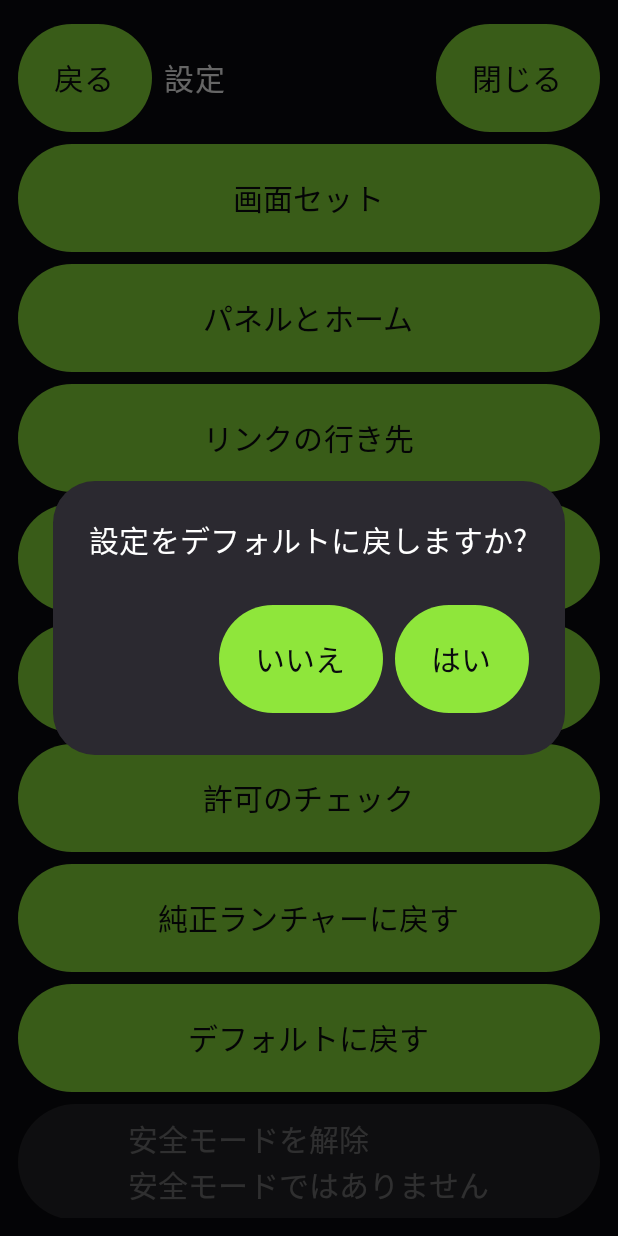
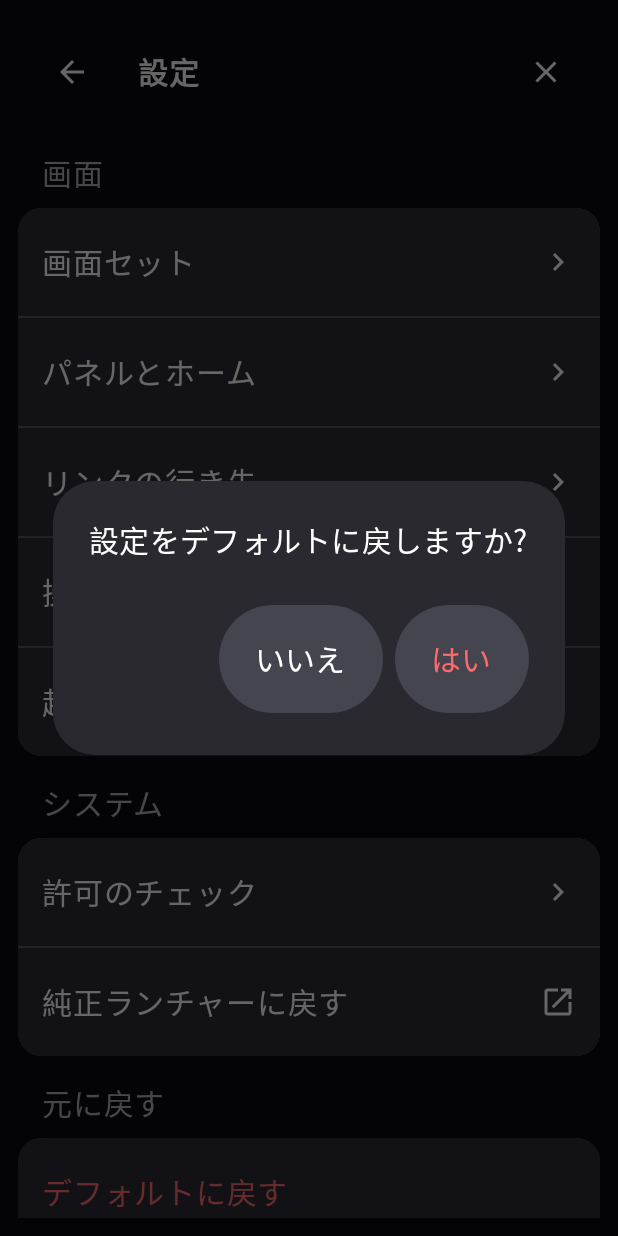
Before and after one commit to munder-sa/YLuncher, an Android app built with Jetpack Compose: the SettingsActivity screen opened directly, with no data from a screen before it, after a tap on "デフォルトに戻す", on a phone screen of 412 x 824 dp. Run offline under Robolectric (Android 15) with nearby library versions, the phone set to English and light mode, and no system bars; pictures from the network do not load.

Commit message:
feat(settings): 設定画面の見た目を役割で見分けられる形にする(Task 052)
一覧は区分ごとの行(右向きの矢印)、主な操作だけ塗りつぶし、
取り消せない操作は赤い文字、選択肢は選択中だけ塗りつぶし。上のバーはアイコン。

Co-Authored-By: Claude Opus 5.5 <noreply@anthropic.com>
Claude-Session: https://claude.ai/code/session_01MFkAGtNZxUz7c7WRYytmVd

```diff
--- a/app/src/main/java/com/gt8d/launcher/settings/SettingsScreen.kt
+++ b/app/src/main/java/com/gt8d/launcher/settings/SettingsScreen.kt
@@ -4,17 +4,14 @@ import android.content.Context
 import android.content.Intent
 import android.provider.Settings
 import androidx.activity.compose.BackHandler
-import com.gt8d.launcher.ui.layout.OneLineText
 import androidx.compose.foundation.background
 import androidx.compose.foundation.layout.*
 import androidx.compose.foundation.rememberScrollState
 import androidx.compose.foundation.verticalScroll
 import androidx.compose.material3.AlertDialog
-import androidx.compose.material3.Button
 import androidx.compose.material3.MaterialTheme
 import androidx.compose.material3.Text
 import androidx.compose.runtime.*
-import androidx.compose.ui.Alignment
 import androidx.compose.ui.Modifier
 import androidx.compose.ui.platform.testTag
 import androidx.compose.ui.platform.LocalContext
@@ -94,32 +91,34 @@ fun SettingsHost(
     }
     BackHandler(onBack = back)
     Column(modifier.fillMaxSize().background(Palette.Background0).padding(12.dp)) {
-        Row(verticalAlignment = Alignment.CenterVertically, modifier = Modifier.fillMaxWidth()) {
-            SettingsButton("戻る", "settings_back", onClick = back)
-            OneLineText(
+        SettingsTopBar(
             when (nav.current) {
                 SettingsRoute.Root -> "設定"
                 is SettingsRoute.SetEdit -> "画面セットの編集"
                 else -> detailItems.first { it.route == nav.current }.title
             },
-                modifier = Modifier.weight(1f).padding(horizontal = 8.dp),
-                fontSize = Dims.BodyText,
-                color = MaterialTheme.colorScheme.onBackground,
+            onBack = back, onClose = onExit,
         )
-            SettingsButton("閉じる", "settings_close", onClick = onExit)
-        }
         Column(Modifier.weight(1f).fillMaxWidth().verticalScroll(rememberScrollState())) {
             if (nav.current == SettingsRoute.Root) {
-                detailItems.filter { it.route != SettingsRoute.AppPairPrep || actions.showAppPairPrep() }.forEach { item ->
-                    SettingsButton(item.title, item.tag, Modifier.fillMaxWidth()) { nav = nav.push(item.route) }
+                SettingsSection("画面") {
+                    detailItems.take(5).forEach { item ->
+                        SettingsRow(item.title, item.tag, { nav = nav.push(item.route) })
                     }
-                SettingsButton("純正ランチャーに戻す", "settings_item_stock", Modifier.fillMaxWidth(), onClick = actions.openHomeChooser)
-                SettingsButton("デフォルトに戻す", "settings_item_reset", Modifier.fillMaxWidth()) { confirmReset = true }
+                }
+                SettingsSection("システム") {
+                    detailItems.drop(5).filter { it.route != SettingsRoute.AppPairPrep || actions.showAppPairPrep() }.forEach { item ->
+                        SettingsRow(item.title, item.tag, { nav = nav.push(item.route) })
+                    }
+                    SettingsRow("純正ランチャーに戻す", "settings_item_stock", actions.openHomeChooser, kind = SettingsRowKind.External)
+                }
+                SettingsSection("元に戻す") {
+                    SettingsRow("デフォルトに戻す", "settings_item_reset", { confirmReset = true }, kind = SettingsRowKind.Danger)
                     val safety = actions.safetyActive()
-                SettingsButton("安全モードを解除", "settings_item_safety", Modifier.fillMaxWidth(),
-                    enabled = safety, subtitle = if (safety) null else "安全モードではありません") {
+                    SettingsRow("安全モードを解除", "settings_item_safety", {
                         actions.clearSafety()
                         onSafetyCleared()
+                    }, enabled = safety, subtitle = if (safety) null else "安全モードではありません")
                 }
             } else if (nav.current == SettingsRoute.Sets || nav.current is SettingsRoute.SetEdit) {
                 val context = LocalContext.current
@@ -164,7 +163,7 @@ fun SettingsHost(
             onDismissRequest = { confirmReset = false },
             text = { Text("設定をデフォルトに戻しますか?", fontSize = Dims.BodyText) },
             confirmButton = {
-                SettingsButton("はい", "settings_reset_yes") {
+                SettingsButton("はい", "settings_reset_yes", kind = SettingsButtonKind.Danger) {
                     confirmReset = false
                     actions.resetToDefaults()
                 }
@@ -173,21 +172,3 @@ fun SettingsHost(
         )
     }
 }
-
-@Composable
-private fun SettingsButton(
-    title: String,
-    tag: String,
-    modifier: Modifier = Modifier,
-    enabled: Boolean = true,
-    subtitle: String? = null,
-    onClick: () -> Unit,
-) {
-    Button(onClick, modifier.padding(vertical = 4.dp).sizeIn(minWidth = Dims.MinTouch, minHeight = Dims.MinTouch).testTag(tag),
-        enabled = enabled) {
-        Column {
-            OneLineText(title, fontSize = Dims.BodyText, color = androidx.compose.material3.LocalContentColor.current)
-            if (subtitle != null) Text(subtitle, fontSize = Dims.BodyText)
-        }
-    }
-}
--- /dev/null
+++ b/app/src/main/java/com/gt8d/launcher/settings/SettingsUi.kt
@@ -0,0 +1,139 @@
+package com.gt8d.launcher.settings
+
+import androidx.compose.foundation.BorderStroke
+import androidx.compose.foundation.background
+import androidx.compose.foundation.clickable
+import androidx.compose.foundation.layout.*
+import androidx.compose.foundation.selection.selectable
+import androidx.compose.foundation.shape.RoundedCornerShape
+import androidx.compose.material.icons.Icons
+import androidx.compose.material.icons.automirrored.filled.ArrowBack
+import androidx.compose.material.icons.automirrored.filled.KeyboardArrowRight
+import androidx.compose.material.icons.automirrored.filled.OpenInNew
+import androidx.compose.material.icons.filled.Close
+import androidx.compose.material3.*
+import androidx.compose.runtime.Composable
+import androidx.compose.ui.Alignment
+import androidx.compose.ui.Modifier
+import androidx.compose.ui.draw.clip
+import androidx.compose.ui.graphics.Color
+import androidx.compose.ui.platform.testTag
+import androidx.compose.ui.semantics.Role
+import androidx.compose.ui.semantics.SemanticsPropertyKey
+import androidx.compose.ui.semantics.semantics
+import androidx.compose.ui.text.font.FontWeight
+import androidx.compose.ui.unit.dp
+import com.gt8d.launcher.ui.layout.OneLineText
+import com.gt8d.launcher.ui.theme.Dims
+import com.gt8d.launcher.ui.theme.Palette
+
+enum class SettingsRowKind { Navigate, External, Danger }
+enum class SettingsButtonKind { Primary, Secondary, Danger }
+
+val SettingsPrimary = SemanticsPropertyKey<Boolean>("SettingsPrimary")
+val SettingsTrailingIcon = SemanticsPropertyKey<String>("SettingsTrailingIcon")
+val SettingsChoiceFilled = SemanticsPropertyKey<Boolean>("SettingsChoiceFilled")
+
+@Composable
+fun SettingsTopBar(title: String, onBack: () -> Unit, onClose: () -> Unit) {
+    Row(Modifier.fillMaxWidth(), verticalAlignment = Alignment.CenterVertically) {
+        IconButton(onBack, Modifier.size(Dims.MinTouch).testTag("settings_back")) {
+            Icon(Icons.AutoMirrored.Filled.ArrowBack, "戻る", tint = Color.White)
+        }
+        OneLineText(title, Modifier.weight(1f).padding(horizontal = 8.dp),
+            fontWeight = FontWeight.SemiBold, color = Color.White)
+        IconButton(onClose, Modifier.size(Dims.MinTouch).testTag("settings_close")) {
+            Icon(Icons.Filled.Close, "閉じる", tint = Color.White)
+        }
+    }
+}
+
+@Composable
+fun SettingsSection(title: String? = null, content: @Composable ColumnScope.() -> Unit) {
+    Column(Modifier.fillMaxWidth().padding(top = 16.dp)
+        .then(if (title == null) Modifier else Modifier.testTag("settings_section_$title"))) {
+        title?.let {
+            OneLineText(it, Modifier.padding(start = 16.dp, bottom = 8.dp), color = Palette.Muted)
+        }
+        Column(Modifier.fillMaxWidth().clip(RoundedCornerShape(16.dp)).background(Palette.Divider),
+            verticalArrangement = Arrangement.spacedBy(1.dp), content = content)
+    }
+}
+
+@Composable
+fun SettingsRow(
+    title: String,
+    tag: String,
+    onClick: () -> Unit,
+    subtitle: String? = null,
+    enabled: Boolean = true,
+    kind: SettingsRowKind = SettingsRowKind.Navigate,
+    modifier: Modifier = Modifier,
+) {
+    val foreground = when {
+        !enabled -> Palette.Muted
+        kind == SettingsRowKind.Danger -> Palette.Danger
+        else -> Color.White
+    }
+    Row(modifier.fillMaxWidth().heightIn(min = Dims.MinTouch).background(Palette.Panel)
+        .clickable(enabled = enabled, role = Role.Button, onClick = onClick).testTag(tag)
+        .padding(horizontal = 16.dp, vertical = 12.dp), verticalAlignment = Alignment.CenterVertically) {
+        Column(Modifier.weight(1f)) {
+            OneLineText(title, color = foreground)
+            subtitle?.let { Text(it, fontSize = Dims.BodyText, color = Palette.Muted) }
+        }
+        if (kind != SettingsRowKind.Danger) {
+            Icon(if (kind == SettingsRowKind.Navigate) Icons.AutoMirrored.Filled.KeyboardArrowRight
+                else Icons.AutoMirrored.Filled.OpenInNew, contentDescription = null, tint = foreground,
+                modifier = Modifier.padding(start = 8.dp).testTag("${tag}_trailing")
+                    .semantics { this[SettingsTrailingIcon] = kind.name })
+        }
+    }
+}
+
+@Composable
+fun SettingsButton(
+    text: String,
+    tag: String,
+    modifier: Modifier = Modifier,
+    kind: SettingsButtonKind = SettingsButtonKind.Secondary,
+    enabled: Boolean = true,
+    onClick: () -> Unit,
+) {
+    val primary = kind == SettingsButtonKind.Primary
+    Button(onClick, modifier.padding(vertical = 4.dp)
+        .sizeIn(minWidth = Dims.MinTouch, minHeight = Dims.MinTouch).testTag(tag)
+        .semantics { this[SettingsPrimary] = primary }, enabled = enabled,
+        colors = ButtonDefaults.buttonColors(
+            containerColor = if (primary) Palette.Accent else Palette.Control,
+            contentColor = when (kind) {
+                SettingsButtonKind.Primary -> Palette.Background0
+                SettingsButtonKind.Secondary -> Color.White
+                SettingsButtonKind.Danger -> Palette.Danger
+            }, disabledContainerColor = Palette.Panel, disabledContentColor = Palette.Muted,
+        )) { OneLineText(text, color = LocalContentColor.current) }
+}
+
+@Composable
+fun SettingsChoice(
+    label: String,
+    tag: String,
+    selected: Boolean,
+    onClick: () -> Unit,
+    modifier: Modifier = Modifier,
+    enabled: Boolean = true,
+) {
+    Surface(modifier.padding(vertical = 4.dp)
+        .sizeIn(minWidth = Dims.MinTouch, minHeight = Dims.MinTouch).testTag(tag)
+        .clip(RoundedCornerShape(50))
+        .selectable(selected, enabled = enabled, role = Role.RadioButton, onClick = onClick)
+        .semantics { this[SettingsChoiceFilled] = selected },
+        shape = RoundedCornerShape(50),
+        color = if (selected) Palette.Accent else Color.Transparent,
+        border = if (selected) null else BorderStroke(1.dp, if (enabled) Color.White else Palette.Muted),
+    ) {
+        Box(Modifier.padding(horizontal = 16.dp, vertical = 12.dp), contentAlignment = Alignment.Center) {
+            OneLineText(label, color = if (!enabled) Palette.Muted else if (selected) Palette.Background0 else Color.White)
+        }
+    }
+}
--- a/app/src/main/java/com/gt8d/launcher/ui/theme/Theme.kt
+++ b/app/src/main/java/com/gt8d/launcher/ui/theme/Theme.kt
@@ -19,6 +19,10 @@ object Palette {
     val Background1 = Color(0xFF17171D)
     val Panel = Color(0xFF2E2E38)
     val Accent = Color(0xFF8FE63B)
+    val Danger = Color(0xFFFF6B6B)
+    val Muted = Color(0xFFB0B0BB)
+    val Control = Color(0xFF454550)
+    val Divider = Color(0xFF555560)
 }
 
 private val DarkColorScheme = darkColorScheme(
```
Also changed, not shown: app/src/main/java/com/gt8d/launcher/settings/AppPairPrepScreen.kt (+8 -3 lines), app/src/main/java/com/gt8d/launcher/settings/BootSettingsScreen.kt (+13 -5 lines), app/src/main/java/com/gt8d/launcher/settings/GestureScreen.kt (+4 -4 lines), app/src/main/java/com/gt8d/launcher/settings/LinkScreen.kt (+5 -5 lines), app/src/main/java/com/gt8d/launcher/settings/ListsScreen.kt (+15 -21 lines), app/src/main/java/com/gt8d/launcher/settings/PermissionsScreen.kt (+3 -9 lines), app/src/main/java/com/gt8d/launcher/settings/SafetyRecoveryScreen.kt (+3 -9 lines), app/src/main/java/com/gt8d/launcher/settings/SetsScreen.kt (+13 -22 lines), 1 other file. Lines whose indentation alone changed are shown as unchanged.
